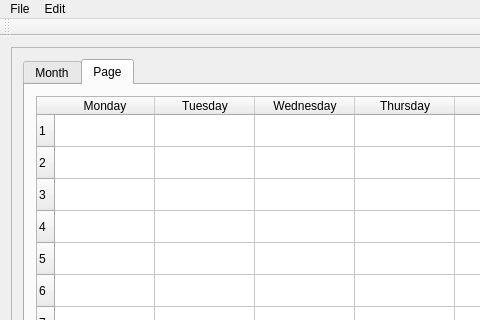
Old version of the form tudu/forms/mainwindow.ui in the repository SaraKapetinic/VerificationTuduProject; both pictures show x 0 to 480 and y 0 to 320 of the 942 by 602 pixel window.
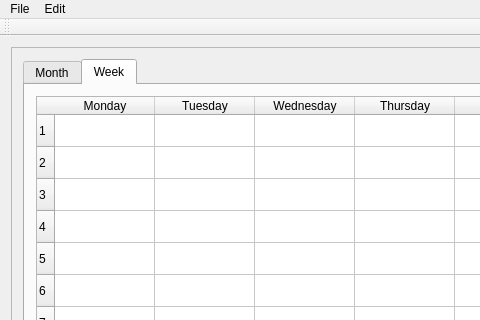
New version of the form.

The edit to the form file:
```diff
--- a/tudu/forms/mainwindow.ui
+++ b/tudu/forms/mainwindow.ui
@@ -26,7 +26,7 @@
          <x>0</x>
          <y>0</y>
          <width>922</width>
-         <height>521</height>
+         <height>519</height>
         </rect>
        </property>
        <layout class="QGridLayout" name="gridLayout">
@@ -57,7 +57,7 @@
           </widget>
           <widget class="QWidget" name="tabWeekTest">
            <attribute name="title">
-            <string>Page</string>
+            <string>Week</string>
            </attribute>
            <layout class="QGridLayout" name="gridLayout_5">
             <item row="0" column="0">
```
Left out of the diff: 13 changed lines with no effect on the pictures.
